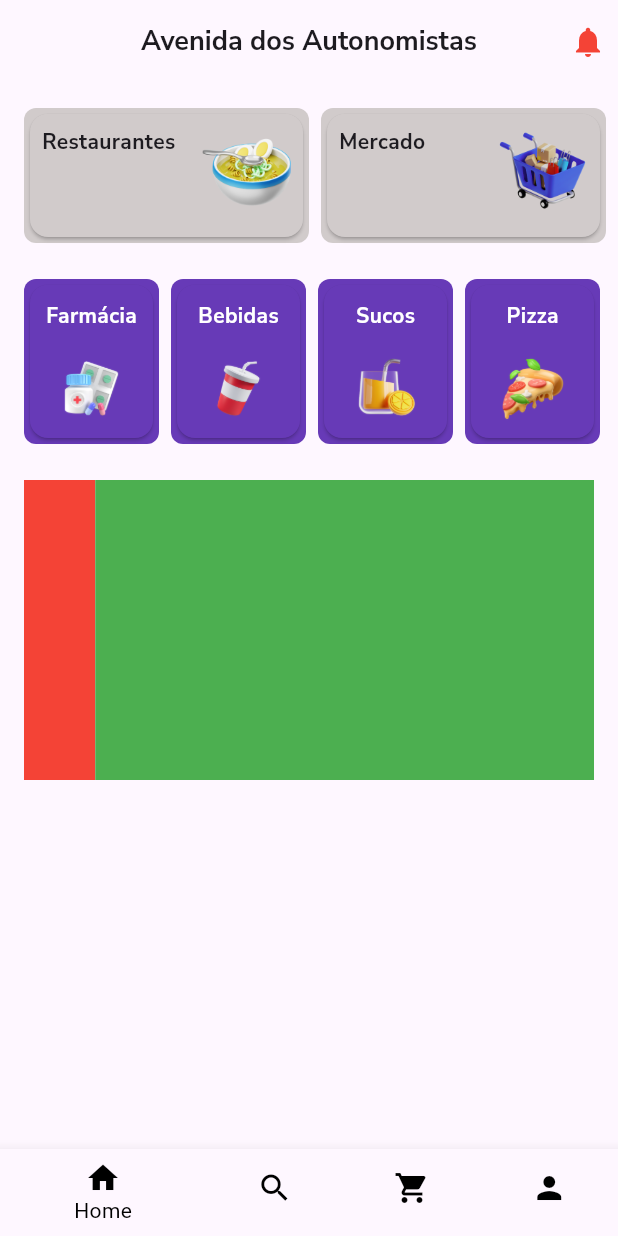
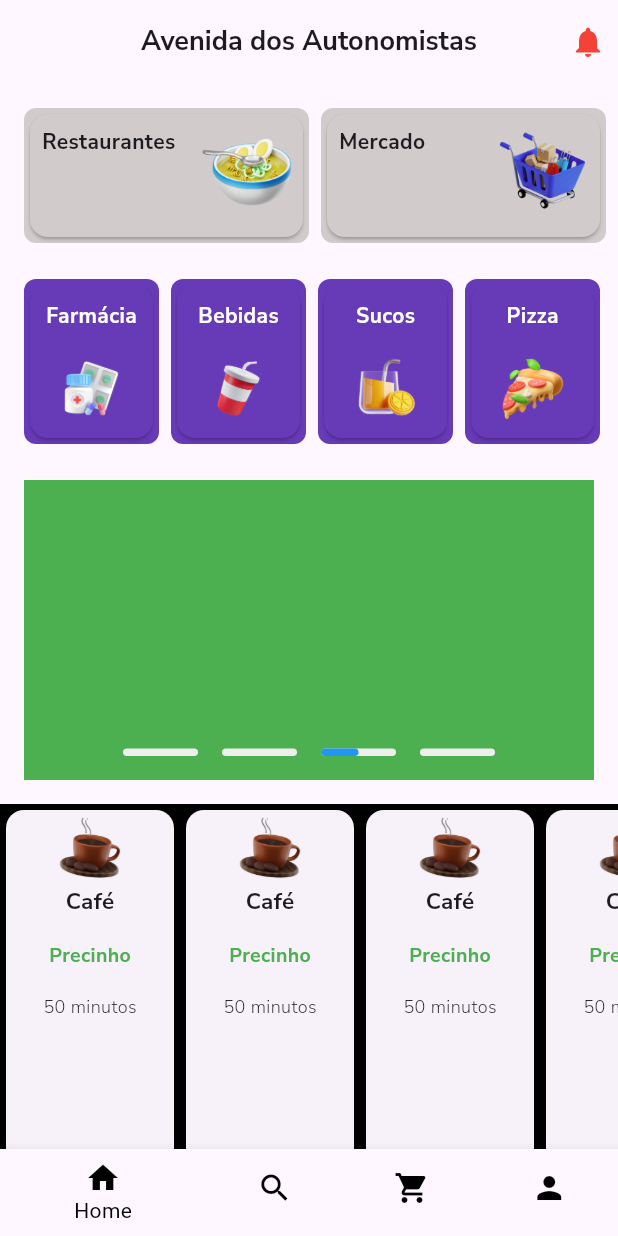
Before and after one commit to GuilhermeRoveri/AppDeliveryFlutter, a Flutter app: the screen it shows after launch, on a phone screen of 412 x 824 dp. Run offline on Flutter 3.47's test engine with Material 3 defaults, Android fonts, the phone set to English and light mode, and no system bars; our stand-ins replace google_fonts.

Commit message:
Sexto Commit

```diff
--- a/foodflutter/lib/Screens/Busca/search_screen.dart
+++ b/foodflutter/lib/Screens/Busca/search_screen.dart
@@ -41,7 +41,7 @@ class TelaBusca extends StatelessWidget {
                 card(185, 80, Colors.deepOrange, 'Espetinhos', 'assets/carnes.png'),
                 card(185, 80, Colors.cyan, 'Hot-Dog', 'assets/hotDog.png'),
                 card(185, 80, Colors.blueGrey, 'Marmitas', 'assets/marmita.png'),
-                card(185, 80, Colors.black, 'Sucos', 'assets/sucos.png'),
+                card(185, 80, Colors.pink, 'Sucos', 'assets/sucos.png'),
               ],
             )
           ],
--- a/foodflutter/lib/Screens/CustomWidgets/Style.dart
+++ b/foodflutter/lib/Screens/CustomWidgets/Style.dart
@@ -43,3 +43,11 @@ TextStyle textNunitoWhiteBold(double tamanho) {
     fontWeight: FontWeight.bold,
   );
 }
+
+TextStyle textNunitoVerde(double tamanho) {
+  return GoogleFonts.nunitoSans(
+    color: Colors.green,
+    fontSize: tamanho,
+    fontWeight: FontWeight.bold,
+  );
+}
--- a/foodflutter/lib/Screens/CustomWidgets/card.dart
+++ b/foodflutter/lib/Screens/CustomWidgets/card.dart
@@ -1,7 +1,8 @@
 import 'package:flutter/material.dart';
 import 'package:foodflutter/Screens/CustomWidgets/Style.dart';
 
-Widget card(double largura, double altura, Color color, String texto, String img) {
+Widget card(
+    double largura, double altura, Color color, String texto, String img) {
   return Container(
     margin: const EdgeInsets.fromLTRB(8, 8, 0, 0),
     width: largura,
@@ -30,8 +31,8 @@ Widget card(double largura, double altura, Color color, String texto, String img
   );
 }
 
-
-Container cardDois(double largura, double altura, Color? color, String texto, String img){
+Container cardDois(
+    double largura, double altura, Color? color, String texto, String img) {
   return Container(
     margin: const EdgeInsets.fromLTRB(8, 8, 0, 0),
     width: largura,
@@ -59,3 +60,28 @@ Container cardDois(double largura, double altura, Color? color, String texto, St
     ),
   );
 }
+
+Container cardTres(double largura, double altura, Color? color, String imagem,
+    String texto, String subtexto, String tempo) {
+  return Container(
+    width: largura,
+    height: altura,
+    decoration: BoxDecoration(
+      color: color,
+    ),
+    child: Card(
+        child: Column(
+          children: [
+            Image.asset(imagem, width: 50, height: 50),
+            Text(texto, style: textNunitoBold(15),
+            ),
+            Padding(
+              padding: const EdgeInsets.all(16.0),
+              child: Text(subtexto, style: textNunitoVerde(13),),
+            ),
+            Text(tempo, style: textNunito300(12),)
+          ],
+        ),
+    ),
+  );
+}
--- a/foodflutter/lib/Screens/CustomWidgets/slide.dart
+++ b/foodflutter/lib/Screens/CustomWidgets/slide.dart
@@ -11,8 +11,8 @@ class Slide extends StatefulWidget {
 
 class _SlideState extends State<Slide> {
   PageController pageController = PageController();
-  List<double> progresso = [0.0, 0.0, 0.0];
-  int qtdPaginas = 3;
+  List<double> progresso = [0.0, 0.0, 0.0, 0.0];
+  int qtdPaginas = 4;
   int paginaAtual = 0;
 
   //Método que é chamado antes da página ser constrúida
@@ -24,21 +24,24 @@ class _SlideState extends State<Slide> {
   }
 
   nextPage() {
-    Timer.periodic(Duration(seconds: 3), (timer) {
-      int page = pageController.page!.round();
-      setState(() {
-        paginaAtual = page;
+    Timer.periodic(const Duration(seconds: 3), (timer) {
+      //variavel para comparar com a quantidade de paginas
+      int proximaPagina = paginaAtual + 1;
+
+      if (proximaPagina >= qtdPaginas) {
+        //qnd a variavel for = a quantidade de paginas, reseta as paginas
+        proximaPagina = 0;
+      }
+
+      pageController
+          .animateToPage(proximaPagina,
+              duration: Duration(milliseconds: 300), curve: Curves.linear)
+          .then((_) {
+        setState(() {
+          paginaAtual = proximaPagina;
+          reset();
+        });
       });
-
-      pageController.nextPage(
-          duration: Duration(seconds: 2), curve: Curves.linear);
-      if (page >= 3) {
-        pageController.animateToPage(0,
-            duration: Duration(seconds: 2), curve: Curves.easeInCirc);
-      } else {
-        pageController.nextPage(
-            duration: const Duration(seconds: 2), curve: Curves.linear);
-      }
     });
   }
 
@@ -98,7 +101,7 @@ class _SlideState extends State<Slide> {
             Container(
               width: double.infinity,
               height: 200,
-              color: Colors.blue,
+              color: Colors.black,
             ),
             Container(
               width: double.infinity,
@@ -110,7 +113,19 @@ class _SlideState extends State<Slide> {
               height: 200,
               color: Colors.green,
             ),
+             Container(
+              width: double.infinity,
+              height: 200,
+              color: Colors.white,
+            ),
           ]),
+          Padding(
+            padding: const EdgeInsets.all(8.0),
+            child: Row(
+              mainAxisAlignment: MainAxisAlignment.center,
+              children: buildIndicator(),
+            ),
+          )
         ],
       ),
     );
--- a/foodflutter/lib/Screens/HomePage/homepage.dart
+++ b/foodflutter/lib/Screens/HomePage/homepage.dart
@@ -1,6 +1,7 @@
 import 'package:flutter/material.dart';
 import 'package:foodflutter/Screens/Busca/search_screen.dart';
 import 'package:foodflutter/Screens/CustomWidgets/menuInferior.dart';
+import 'package:foodflutter/Screens/Pedidos/Pedidos.dart';
 import 'package:foodflutter/Screens/Profile/profile_screen.dart';
 import 'package:foodflutter/Screens/TelaInicio/telainicio.dart';
 
@@ -26,7 +27,7 @@ class _HomePageState extends State<HomePage> {
   List<Widget> telas = const [
     TelaInicio(),
     TelaBusca(),
-    Text('Pedidos'),
+    Pedidos(),
     ProfileScreen(),
   ];
 
--- /dev/null
+++ b/foodflutter/lib/Screens/Pedidos/Pedidos.dart
@@ -0,0 +1,27 @@
+import 'package:flutter/material.dart';
+import 'package:foodflutter/Screens/CustomWidgets/Style.dart';
+import 'package:foodflutter/Screens/CustomWidgets/card.dart';
+
+class Pedidos extends StatefulWidget {
+  const Pedidos({super.key});
+
+  @override
+  State<Pedidos> createState() => _PedidosState();
+}
+
+class _PedidosState extends State<Pedidos> {
+  @override
+  Widget build(BuildContext context) {
+    return Scaffold(
+      appBar: AppBar(
+        title: Padding(
+          padding: const EdgeInsets.all(8.0),
+          child: Text('Meus Pedidos', style: textNunitoBold(18)
+          ),
+
+        ),
+        centerTitle: true,
+      ),
+    );
+  }
+}
--- a/foodflutter/lib/Screens/TelaInicio/telainicio.dart
+++ b/foodflutter/lib/Screens/TelaInicio/telainicio.dart
@@ -56,8 +56,26 @@ class _TelaInicioState extends State<TelaInicio> {
             ),
           ),
           const Slide(),
+
+          SizedBox(
+        height:250,
+        child:ListView(
+        scrollDirection: Axis.horizontal,
+        children: [
+          cardTres(120, 80, Colors.black, 'assets/cafe.png', 'Café', 'Precinho', '50 minutos'),
+          cardTres(120, 80, Colors.black, 'assets/cafe.png', 'Café', 'Precinho', '50 minutos'),
+          cardTres(120, 80, Colors.black, 'assets/cafe.png', 'Café', 'Precinho', '50 minutos'),
+          cardTres(120, 80, Colors.black, 'assets/cafe.png', 'Café', 'Precinho', '50 minutos'),
+          cardTres(120, 80, Colors.black, 'assets/cafe.png', 'Café', 'Precinho', '50 minutos'),
         ],
       ),
+      )
+        ],
+
+
+      ),
+
+
     );
   }
 }
```
Also changed, not shown: foodflutter/assets/acai.png, 4 other files.
